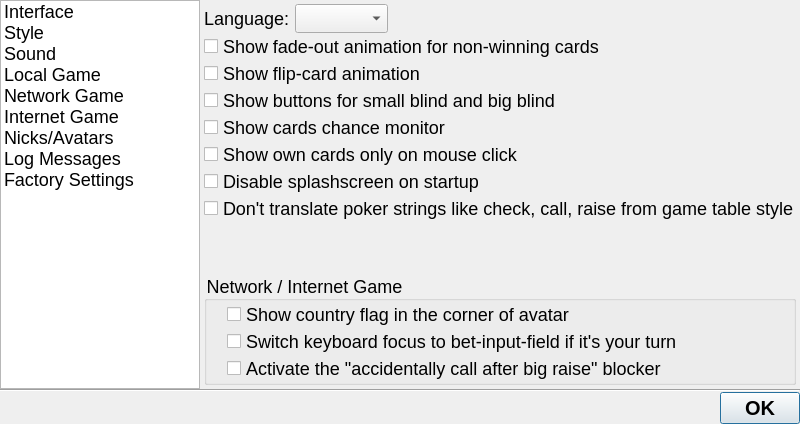
Before: the Qt Designer form src/gui/qt/gui_800x480/settingsdialog_800x480.ui in pokerth/pokerth, drawn with Qt 5.
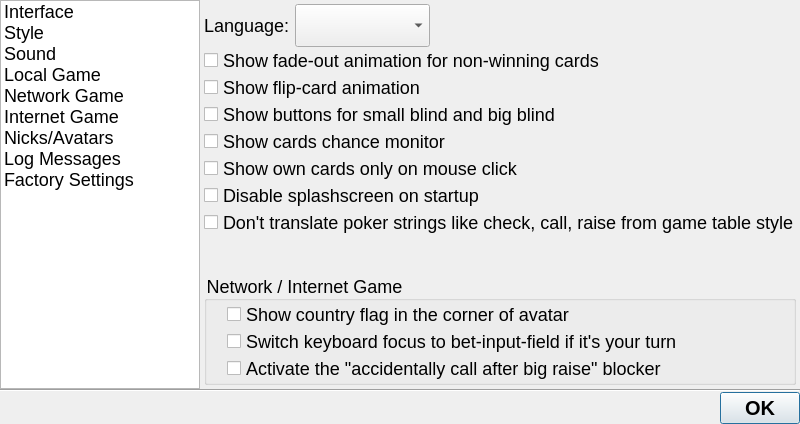
After: the same form once the commit is applied. Icons and pictures are not drawn. Custom widgets are drawn as their Qt base class.

```diff
--- a/src/gui/qt/gui_800x480/settingsdialog_800x480.ui
+++ b/src/gui/qt/gui_800x480/settingsdialog_800x480.ui
@@ -174,7 +174,7 @@
            <item>
             <widget class="QComboBox" name="comboBox_switchLanguage">
              <property name="styleSheet">
-              <string notr="true"/>
+              <string notr="true">QObject {font: 30px}</string>
              </property>
             </widget>
            </item>
```
